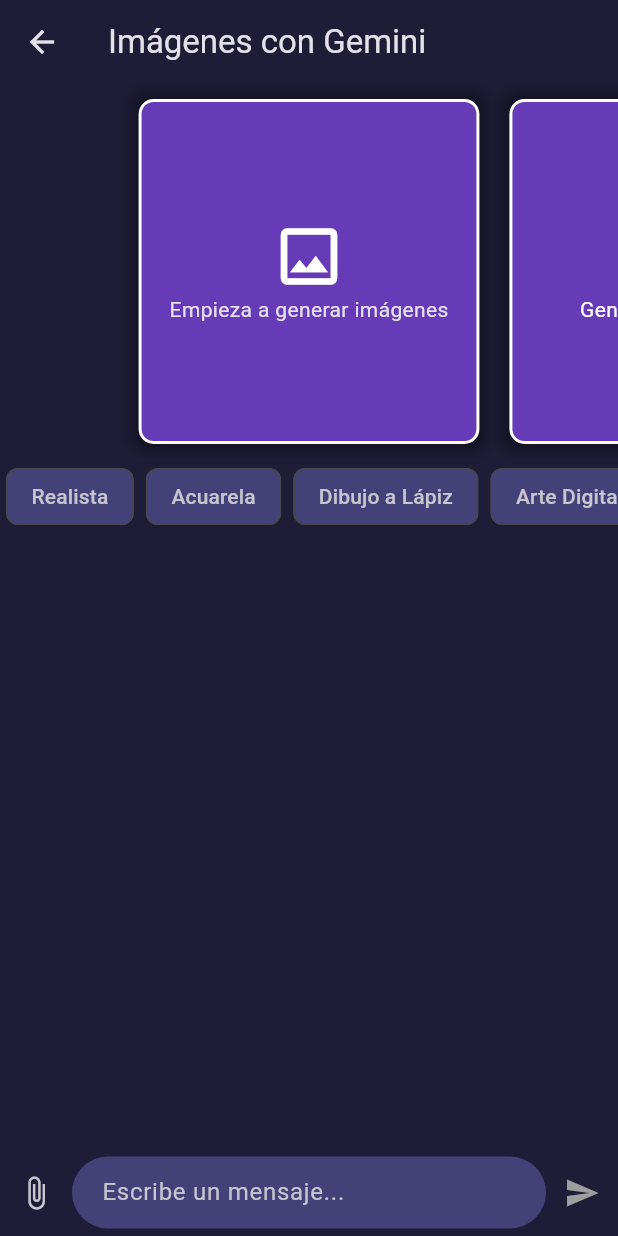
After one commit to valeroman/FT-Gemini-app, a Flutter app: the screen it shows after launch, after a tap on "generacion de imagenes", on a phone screen of 412 x 824 dp. The commit adds this screen. Run offline on Flutter 3.47's test engine with Material 3 defaults, Android fonts, the phone set to English and light mode, and no system bars; our stand-ins replace dio, flutter_chat_types, flutter_chat_ui, flutter_dotenv, flutter_riverpod, go_router and 2 more; generated files the repository leaves out were written again.

Commit message:
22-screen-image-playground

```diff
--- a/lib/config/router/app_router.dart
+++ b/lib/config/router/app_router.dart
@@ -1,6 +1,7 @@
 import 'package:gemini_app/presentation/screens/basic_prompt/basic_prompt_screen.dart';
 import 'package:gemini_app/presentation/screens/chat_context/chat_context_screen.dart';
 import 'package:gemini_app/presentation/screens/home/home_screen.dart';
+import 'package:gemini_app/presentation/screens/image/image_playground_screen.dart';
 import 'package:go_router/go_router.dart';
 
 final appRouter = GoRouter(
@@ -15,5 +16,10 @@ final appRouter = GoRouter(
       path: '/history-chat',
       builder: (context, state) => const ChatContexScreen(),
     ),
+
+    GoRoute(
+      path: '/image-playground',
+      builder: (context, state) => const ImagePlaygroundScreen(),
+    ),
   ],
 );
--- a/lib/presentation/screens/home/home_screen.dart
+++ b/lib/presentation/screens/home/home_screen.dart
@@ -29,6 +29,16 @@ class HomeScreen extends StatelessWidget {
             subtitle: const Text('Mantener contexto de mensajes'),
             onTap: () => context.push('/history-chat'),
           ),
+
+          ListTile(
+            leading: const CircleAvatar(
+              backgroundColor: Colors.orange,
+              child: Icon(Icons.image_outlined),
+            ),
+            title: const Text('generacion de imagenes'),
+            subtitle: const Text('Crea y edita imagenes con AI'),
+            onTap: () => context.push('/image-playground'),
+          ),
         ],
       ),
     );
--- /dev/null
+++ b/lib/presentation/screens/image/image_playground_screen.dart
@@ -0,0 +1,205 @@
+// https://gist.github.com/Klerith/85fe516a31580bd2b9d6090002ee3d24
+import 'package:flutter/material.dart';
+import 'package:gemini_app/config/theme/app_theme.dart';
+import 'package:gemini_app/presentation/widgets/chat/custom_bottom_input.dart';
+import 'package:image_picker/image_picker.dart';
+
+const imageArtStyles = [
+  'Realista',
+  'Acuarela',
+  'Dibujo a Lápiz',
+  'Arte Digital',
+  'Pintura al Óleo',
+  'Acuarela',
+  'Dibujo al Carboncillo',
+  'Ilustración Digital',
+  'Estilo Manga',
+];
+
+class ImagePlaygroundScreen extends StatelessWidget {
+  const ImagePlaygroundScreen({super.key});
+
+  @override
+  Widget build(BuildContext context) {
+    return Scaffold(
+      appBar: AppBar(title: Text('Imágenes con Gemini')),
+      backgroundColor: seedColor,
+      body: Column(
+        children: [
+          // Espacio para imágenes generadas
+          GeneratedImageGallery(),
+
+          // Selector de estilo de arte
+          ArtStyleSelector(),
+          // Llenar el espacio
+          Expanded(child: Container()),
+          // Espacio para el prompt
+          CustomBottomInput(
+            onSend: (p0, {List<XFile> images = const []}) {
+              // Todo:
+            },
+          ),
+        ],
+      ),
+    );
+  }
+}
+
+class GeneratedImageGallery extends StatelessWidget {
+  const GeneratedImageGallery({super.key});
+
+  @override
+  Widget build(BuildContext context) {
+    return SizedBox(
+      height: 250,
+      child: PageView(
+        controller: PageController(
+          viewportFraction: 0.6, // Muestra 1.5 imágenes en la pantalla
+          initialPage: 0,
+        ),
+        padEnds: true, // Cambiado a true para centrar la primera imagen
+        children: [
+          //* Placeholder hasta que se genere al menos una imagen
+          const EmptyPlaceholderImage(),
+          const GeneratingPlaceholderImage(),
+
+          //* Aquí iremos colocando las imágenes generadas
+          GeneratedImage(
+            imageUrl:
+                'https://www.theclickcommunity.com/blog/wp-content/uploads/2018/04/woman-with-red-hair-outside-by-Cassandra-Casley.jpg',
+          ),
+          GeneratedImage(
+            imageUrl:
+                'https://www.theclickcommunity.com/blog/wp-content/uploads/2018/04/woman-with-red-hair-outside-by-Cassandra-Casley.jpg',
+          ),
+        ],
+      ),
+    );
+  }
+}
+
+class GeneratedImage extends StatelessWidget {
+  final String imageUrl;
+
+  const GeneratedImage({super.key, required this.imageUrl});
+
+  @override
+  Widget build(BuildContext context) {
+    return Container(
+      width: 200,
+      height: 200,
+      margin: const EdgeInsets.all(10),
+      decoration: BoxDecoration(
+        color: Colors.blue,
+        borderRadius: BorderRadius.circular(10),
+        boxShadow: [
+          BoxShadow(
+            color: Colors.black.withValues(alpha: 0.3),
+            blurRadius: 5,
+            spreadRadius: 5,
+            offset: Offset(0, 0),
+          ),
+        ],
+      ),
+      child: ClipRRect(
+        borderRadius: BorderRadius.circular(10),
+        child: Image.network(imageUrl, fit: BoxFit.cover),
+      ),
+    );
+  }
+}
+
+class ArtStyleSelector extends StatelessWidget {
+  const ArtStyleSelector({super.key});
+
+  @override
+  Widget build(BuildContext context) {
+    return SizedBox(
+      height: 50,
+      child: ListView.builder(
+        scrollDirection: Axis.horizontal,
+        itemCount: imageArtStyles.length,
+        itemBuilder: (context, index) {
+          final style = imageArtStyles[index];
+          return Padding(
+            padding: const EdgeInsets.symmetric(horizontal: 4.0),
+            child: Chip(
+              label: Text(style),
+              backgroundColor: Theme.of(context).colorScheme.primaryContainer,
+            ),
+          );
+        },
+      ),
+    );
+  }
+}
+
+class EmptyPlaceholderImage extends StatelessWidget {
+  const EmptyPlaceholderImage({super.key});
+
+  @override
+  Widget build(BuildContext context) {
+    return Container(
+      width: 200,
+      height: 200,
+      margin: const EdgeInsets.all(10),
+      decoration: BoxDecoration(
+        color: Colors.deepPurple,
+        borderRadius: BorderRadius.circular(10),
+        border: Border.all(color: Colors.white, width: 2),
+        boxShadow: [
+          BoxShadow(
+            color: Colors.black.withValues(alpha: 0.3),
+            blurRadius: 5,
+            spreadRadius: 5,
+            offset: Offset(0, 0),
+          ),
+        ],
+      ),
+      child: Column(
+        mainAxisAlignment: MainAxisAlignment.center,
+        children: [
+          const Icon(Icons.image_outlined, size: 50, color: Colors.white),
+          const Text('Empieza a generar imágenes'),
+        ],
+      ),
+    );
+  }
+}
+
+class GeneratingPlaceholderImage extends StatelessWidget {
+  const GeneratingPlaceholderImage({super.key});
+
+  @override
+  Widget build(BuildContext context) {
+    return Container(
+      width: 200,
+      height: 200,
+      margin: const EdgeInsets.all(10),
+      decoration: BoxDecoration(
+        color: Colors.deepPurple,
+        borderRadius: BorderRadius.circular(10),
+        border: Border.all(color: Colors.white, width: 2),
+        boxShadow: [
+          BoxShadow(
+            color: Colors.black.withValues(alpha: 0.3),
+            blurRadius: 5,
+            spreadRadius: 5,
+            offset: Offset(0, 0),
+          ),
+        ],
+      ),
+      child: Column(
+        mainAxisAlignment: MainAxisAlignment.center,
+        children: [
+          const CircularProgressIndicator(color: Colors.white, strokeWidth: 3),
+          const SizedBox(height: 15),
+          const Text(
+            'Generando imagen...',
+            style: TextStyle(color: Colors.white),
+          ),
+        ],
+      ),
+    );
+  }
+}
```
